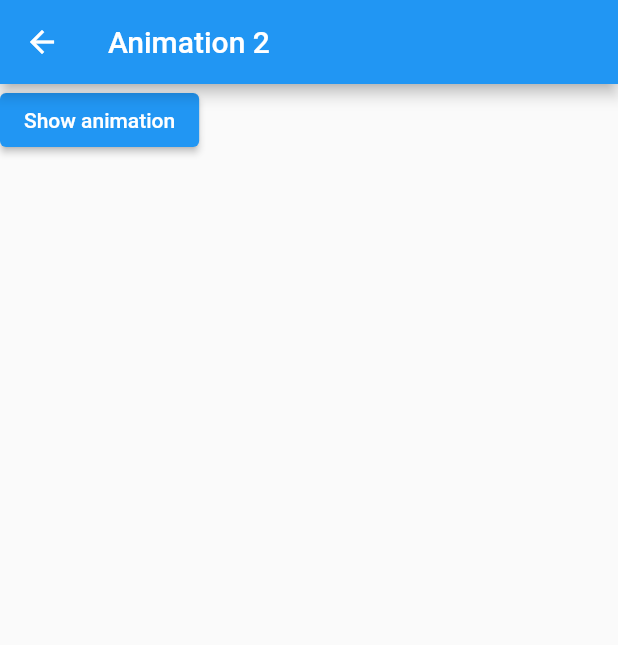
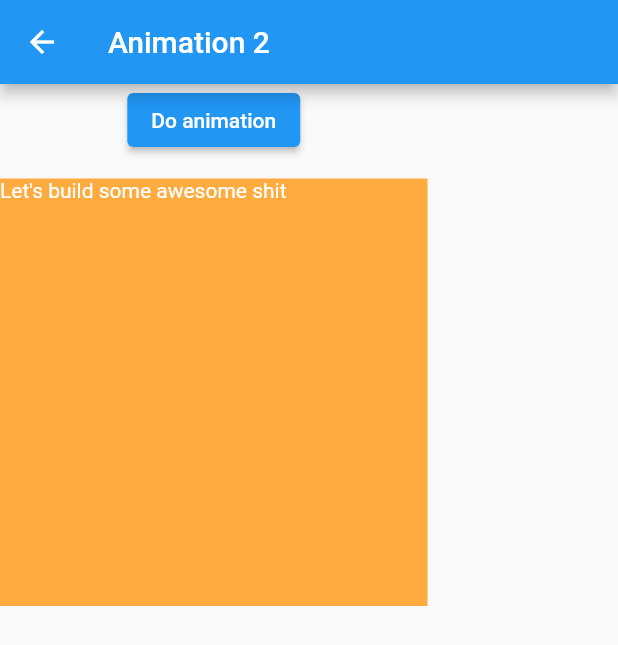
Before and after one commit to sammyodiagbe/flutter_animation, a Flutter app: the Animation2 screen opened by its route, on a phone screen of 412 x 824 dp. Shown: the top 645 px of the screen. Run offline on Flutter 3.47's test engine with Material 2 defaults, Android fonts, the phone set to English and light mode, and no system bars.

Commit message:
working on animation 2

```diff
--- a/lib/explicit.dart
+++ b/lib/explicit.dart
@@ -2,8 +2,35 @@
 
 import "package:flutter/material.dart";
 
-class Animation2 extends StatelessWidget {
+class Animation2 extends StatefulWidget {
+  static const String id = 'animation_2';
+  State<Animation2> createState() => _Animation2State();
+}
+
+class _Animation2State extends State<Animation2>
+    with SingleTickerProviderStateMixin {
   static const id = 'animation_2';
+  late AnimationController controller;
+  late Animation animation;
+
+  @override
+  initState() {
+    super.initState();
+    controller = AnimationController(
+      vsync: this,
+      duration: Duration(seconds: 2),
+    );
+    animation = Tween<double>(begin: 0, end: 300).animate(controller);
+    controller.forward();
+  }
+
+  @override
+  void dispose() {
+    // TODO: implement dispose
+    controller.dispose();
+    super.dispose();
+  }
+
   @override
   Widget build(BuildContext context) {
     return Scaffold(
@@ -14,10 +41,35 @@ class Animation2 extends StatelessWidget {
         children: [
           ElevatedButton(
             onPressed: () {},
-            child: Text('Show animation'),
-          )
+            child: Text('Do animation'),
+          ),
+          SizedBox(height: 15),
+          AnimateWidget(
+            animation: animation,
+          ),
         ],
       ),
     );
   }
 }
+
+class AnimateWidget extends AnimatedWidget {
+  const AnimateWidget({Key? key, required animation})
+      : super(listenable: animation);
+
+  @override
+  Widget build(BuildContext context) {
+    final animation = listenable as Animation<double>;
+    return Container(
+      height: animation.value,
+      width: animation.value,
+      child: Text(
+        'Let\'s build some awesome shit',
+        style: TextStyle(
+          color: Colors.white,
+        ),
+      ),
+      decoration: BoxDecoration(color: Colors.orangeAccent),
+    );
+  }
+}
```
